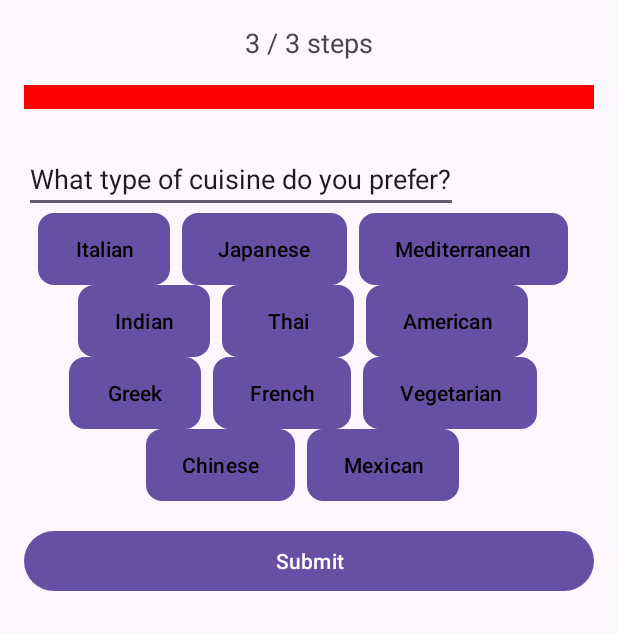
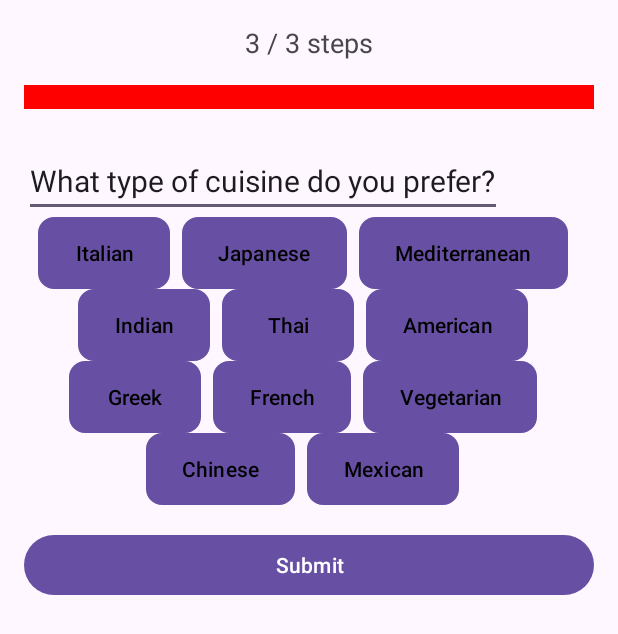
Before and after one commit to blackChan1234/FYP2, an Android app: the layout activity_step3.xml on its own in the app's theme, with its tools: preview values and no code run, on a phone screen of 412 x 824 dp. Shown: the top 634 px of the screen. Run offline under Robolectric (Android 15) with nearby library versions, the phone set to English and light mode, and no system bars.

Commit message:
fix error

```diff
--- a/app/build.gradle
+++ b/app/build.gradle
@@ -65,6 +65,7 @@ android {
             implementation("com.github.bumptech.glide:glide:4.11.0") {
                 exclude group: "com.android.support"
             }
+            implementation 'com.google.android.flexbox:flexbox:3.0.0'
             implementation 'com.github.bumptech.glide:glide:4.16.0'
             implementation 'androidx.preference:preference:1.2.1'
             implementation 'com.squareup.okhttp3:okhttp:4.9.0'
--- a/app/src/main/res/layout/activity_step3.xml
+++ b/app/src/main/res/layout/activity_step3.xml
@@ -26,6 +26,7 @@
 <EditText
     android:layout_width="wrap_content"
     android:layout_height="wrap_content"
+    android:textSize="20dp"
     android:text="@string/cusineType"/>
     <com.google.android.flexbox.FlexboxLayout
         android:layout_width="match_parent"
--- a/app/src/main/res/values/strings.xml
+++ b/app/src/main/res/values/strings.xml
@@ -111,6 +111,9 @@
         <item>Yes</item>
         <item>No</item>
     </string-array>
+    <string name="profile_index">个人资料</string>
+    <string name="foodie_lover">美食爱好者</string>
+    <string name="profile_email">123@gmail.com</string>
     <string name="title_activity_bottomnavigation">BottomnavigationActivity</string>
     <string name="RandomMeal">Random Meal</string>
     <string name="_1_3_steps">1 / 3 steps</string>
```
